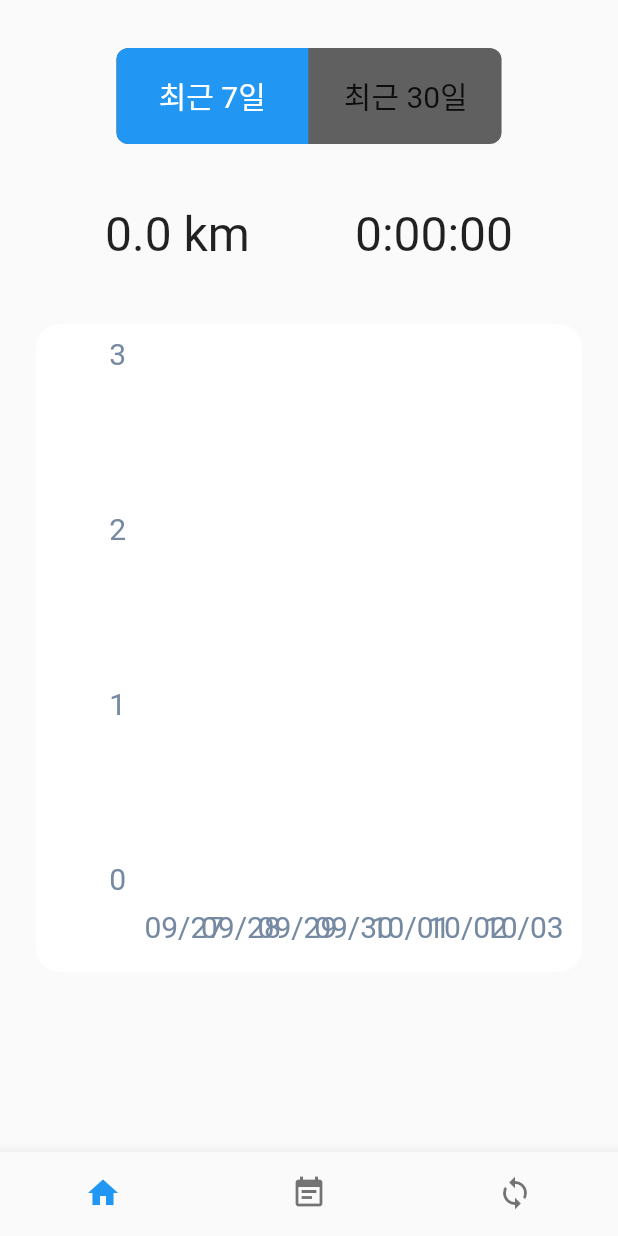
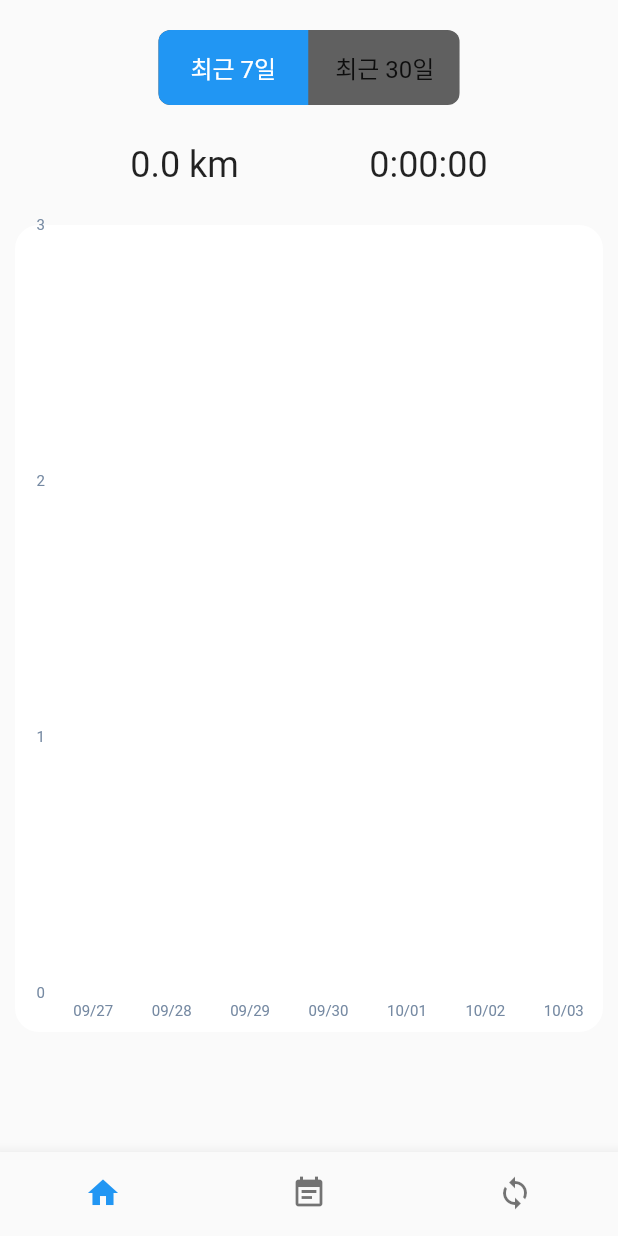
Before and after one commit to osamhack2021/APP_IoT_Jilju_Jilju, a Flutter app: the screen it shows after launch, on a phone screen of 412 x 824 dp. Run offline on Flutter 3.47's test engine with Material 2 defaults, Android fonts, the phone set to English and light mode, and no system bars; drawn by our look-alikes of fl_chart, toggle_switch; our stand-ins replace flutter_blue, geolocator, hive_flutter; accounts and stored records are empty.

Commit message:
size 문제 해결

```diff
--- a/APP/jilju/lib/chart.dart
+++ b/APP/jilju/lib/chart.dart
@@ -10,10 +10,8 @@ import 'model/jilju.dart';
 
 class Chart extends StatefulWidget {
   final List<List<Jilju>> _jiljuLists;
-  final double _barChartRodDataWidth;
   late final double maxY;
-  Chart(this._jiljuLists, this._barChartRodDataWidth, {Key? key})
-      : super(key: key) {
+  Chart(this._jiljuLists, {Key? key}) : super(key: key) {
     maxY = max(
         _jiljuLists
                 .map((jiljuList) => Jilju.getSumOfDistance(jiljuList))
@@ -61,6 +59,7 @@ class _ChartState extends State<Chart> {
         show: true,
         bottomTitles: SideTitles(
           showTitles: true,
+          reservedSize: 20,
           getTitles: (double value) {
             DateTime dateTime = today().subtract(Duration(
                 days: (widget._jiljuLists.length - 1) - value.toInt()));
@@ -68,19 +67,16 @@ class _ChartState extends State<Chart> {
           },
           getTextStyles: (context, value) => const TextStyle(
             color: Color(0xff7589a2),
-            fontSize: 20,
+            fontSize: 10,
           ),
-          margin: 20,
-          interval: (max(widget._jiljuLists.length ~/ 4, 1)).toDouble(),
         ),
         leftTitles: SideTitles(
           showTitles: true,
-          reservedSize: 40,
+          reservedSize: 20,
           getTextStyles: (context, value) => const TextStyle(
             color: Color(0xff7589a2),
-            fontSize: 20,
+            fontSize: 10,
           ),
-          margin: 20,
           interval: ((max(widget.maxY - 1, 0) ~/ 5) + 1).toDouble(),
         ),
         topTitles: SideTitles(showTitles: false),
@@ -98,7 +94,7 @@ class _ChartState extends State<Chart> {
               BarChartRodData(
                 y: Jilju.getSumOfDistance(jiljuList),
                 colors: [Colors.lightBlueAccent, Colors.greenAccent],
-                width: widget._barChartRodDataWidth,
+                width: 20,
               )
             ],
           ),
--- a/APP/jilju/lib/home.dart
+++ b/APP/jilju/lib/home.dart
@@ -35,11 +35,11 @@ class HomePageState extends State<HomePage> {
               jiljuLists.reduce((a, b) => [...a, ...b]);
           return Column(
             children: <Widget>[
-              const SizedBox(height: 32),
+              const SizedBox(height: 20),
               ToggleSwitch(
-                minWidth: 128,
-                minHeight: 64,
-                fontSize: 20,
+                minWidth: 100,
+                minHeight: 50,
+                fontSize: 16,
                 initialLabelIndex: _recentDays.index,
                 totalSwitches: 2,
                 labels: RecentDays.values
@@ -53,21 +53,21 @@ class HomePageState extends State<HomePage> {
                 },
               ),
               SizedBox(
-                height: 120,
+                height: 80,
                 child: Row(
                   mainAxisAlignment: MainAxisAlignment.spaceEvenly,
                   children: <Widget>[
                     Center(
                       child: Text(
                         '${Jilju.getSumOfDistance(totalJiljuList).toStringAsFixed(1)} km',
-                        style: const TextStyle(fontSize: 32),
+                        style: const TextStyle(fontSize: 24),
                       ),
                     ),
                     Center(
                       child: Text(
                         durationToString(
                             Jilju.getSumOfTotalTime(totalJiljuList)),
-                        style: const TextStyle(fontSize: 32),
+                        style: const TextStyle(fontSize: 24),
                       ),
                     ),
                   ],
@@ -75,22 +75,16 @@ class HomePageState extends State<HomePage> {
               ),
               Expanded(
                 child: Card(
-                  margin: const EdgeInsets.symmetric(horizontal: 24),
+                  margin: const EdgeInsets.symmetric(horizontal: 10),
                   shape: RoundedRectangleBorder(
                     borderRadius: BorderRadius.circular(16),
                   ),
                   elevation: 0,
-                  child: Padding(
-                    padding: const EdgeInsets.all(20),
-                    child: Center(
-                      child: Chart(jiljuLists,
-                          _recentDays == RecentDays.recent7days ? 20 : 10),
-                    ),
-                  ),
+                  child: Chart(jiljuLists),
                 ),
               ),
               SizedBox(
-                height: 120,
+                height: 80,
                 child: Row(
                   mainAxisAlignment: MainAxisAlignment.spaceEvenly,
                   children: <Widget>[
@@ -99,7 +93,7 @@ class HomePageState extends State<HomePage> {
                         _touchedIndex == -1
                             ? ''
                             : '${Jilju.getSumOfDistance(jiljuLists[_touchedIndex]).toStringAsFixed(1)} km',
-                        style: const TextStyle(fontSize: 32),
+                        style: const TextStyle(fontSize: 24),
                       ),
                     ),
                     Center(
@@ -108,7 +102,7 @@ class HomePageState extends State<HomePage> {
                             ? ''
                             : durationToString(Jilju.getSumOfTotalTime(
                                 jiljuLists[_touchedIndex])),
-                        style: const TextStyle(fontSize: 32),
+                        style: const TextStyle(fontSize: 24),
                       ),
                     ),
                   ],
--- a/APP/jilju/lib/message.dart
+++ b/APP/jilju/lib/message.dart
@@ -2,7 +2,7 @@ import 'package:flutter/material.dart';
 
 class MessageManager {
   static final List<String> messageString = [
-    '모든 데이터를 동기화하였습니다.',
+    '동기화가 완료되었습니다.',
     '기기에 연결할 수 없습니다.',
     'service not found',
     'characteristic not found',
```
Also changed, not shown: APP/jilju/lib/sync.dart (+22 -6 lines).
